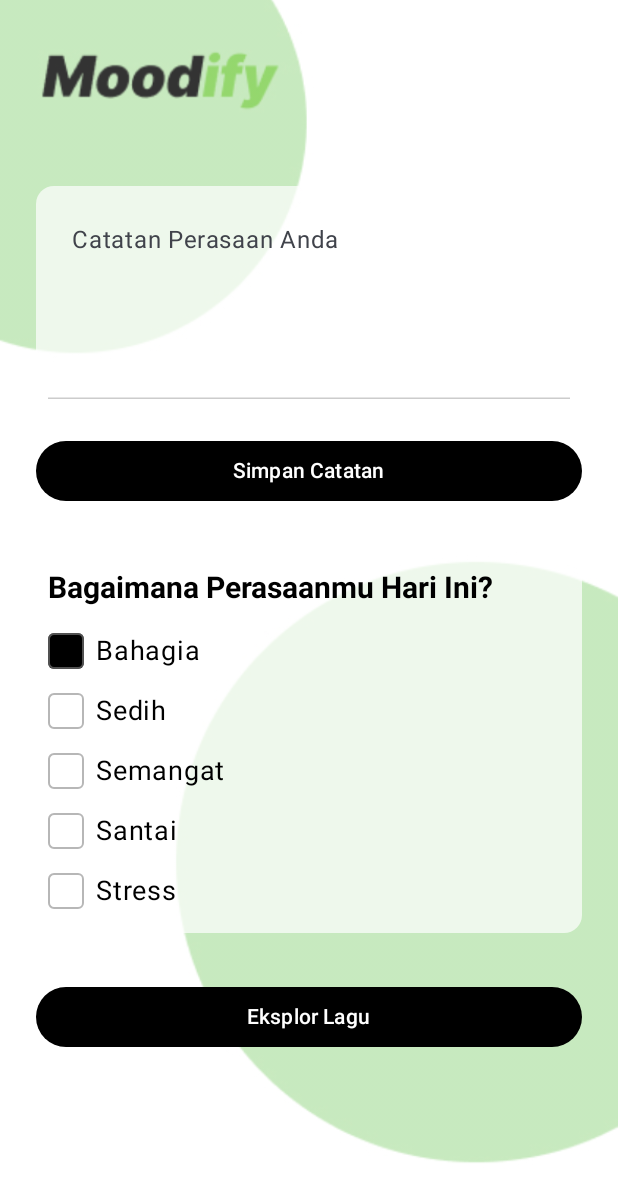
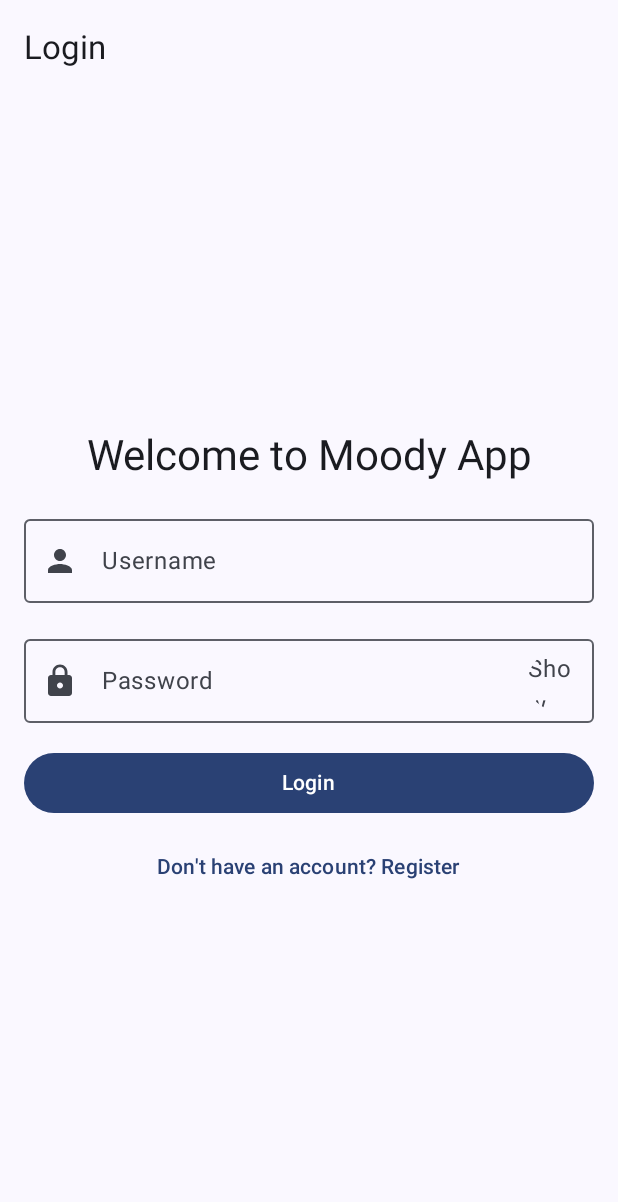
Before and after one commit to daffasamudra/Moody, an Android app built with Jetpack Compose: the screen it shows after launch (MainActivity), on a phone screen of 412 x 824 dp. Shown: the top 1202 px of the screen. Run offline under Robolectric (Android 15) with nearby library versions, the phone set to English and light mode, and no system bars.

Commit message:
Sprint 2 & 3 - Moodify App

```diff
--- /dev/null
+++ b/app/src/main/java/id/dev/moody/ui/LoginScreen.kt
@@ -0,0 +1,139 @@
+package id.dev.moody.ui
+
+import android.content.Context
+import androidx.compose.foundation.layout.*
+import androidx.compose.foundation.text.KeyboardOptions
+import androidx.compose.material.icons.Icons
+import androidx.compose.material.icons.filled.Lock
+import androidx.compose.material.icons.filled.Person
+import androidx.compose.material3.*
+import androidx.compose.runtime.*
+import androidx.compose.ui.Alignment
+import androidx.compose.ui.Modifier
+import androidx.compose.ui.platform.LocalContext
+import androidx.compose.ui.text.input.KeyboardType
+import androidx.compose.ui.text.input.PasswordVisualTransformation
+import androidx.compose.ui.text.input.VisualTransformation
+import androidx.compose.ui.unit.dp
+import androidx.navigation.NavController
+
+@OptIn(ExperimentalMaterial3Api::class)
+@Composable
+fun LoginScreen(navController: NavController) {
+    val context = LocalContext.current
+    val sharedPreferences = context.getSharedPreferences("login_preferences", Context.MODE_PRIVATE)
+
+    // State untuk input username dan password
+    var username by remember { mutableStateOf("") }
+    var password by remember { mutableStateOf("") }
+    var showPassword by remember { mutableStateOf(false) }
+    var errorMessage by remember { mutableStateOf("") }
+
+    // Periksa status login saat aplikasi dibuka
+    val isLoggedIn = sharedPreferences.getBoolean("is_logged_in", false)
+    if (isLoggedIn) {
+        // Langsung navigasi ke moodTracker jika pengguna sudah login
+        LaunchedEffect(Unit) {
+            navController.navigate("moodTracker") {
+                popUpTo("login") { inclusive = true }
+            }
+        }
+    }
+
+    // Periksa username dan password tersimpan
+    val savedUsername = sharedPreferences.getString("username", null)
+    val savedPassword = sharedPreferences.getString("password", null)
+
+    Scaffold(
+        topBar = {
+            TopAppBar(title = { Text("Login") })
+        }
+    ) { padding ->
+        Box(
+            modifier = Modifier
+                .fillMaxSize()
+                .padding(padding),
+            contentAlignment = Alignment.Center
+        ) {
+            Column(
+                modifier = Modifier
+                    .padding(16.dp)
+                    .fillMaxWidth(),
+                horizontalAlignment = Alignment.CenterHorizontally
+            ) {
+                Text(text = "Welcome to Moody App", style = MaterialTheme.typography.headlineMedium)
+                Spacer(modifier = Modifier.height(16.dp))
+
+                // Input Username
+                OutlinedTextField(
+                    value = username,
+                    onValueChange = { username = it },
+                    label = { Text("Username") },
+                    leadingIcon = {
+                        Icon(imageVector = Icons.Default.Person, contentDescription = "Username Icon")
+                    },
+                    modifier = Modifier.fillMaxWidth()
+                )
+                Spacer(modifier = Modifier.height(16.dp))
+
+                // Input Password
+                OutlinedTextField(
+                    value = password,
+                    onValueChange = { password = it },
+                    label = { Text("Password") },
+                    leadingIcon = {
+                        Icon(imageVector = Icons.Default.Lock, contentDescription = "Password Icon")
+                    },
+                    visualTransformation = if (showPassword) VisualTransformation.None else PasswordVisualTransformation(),
+                    trailingIcon = {
+                        IconButton(onClick = { showPassword = !showPassword }) {
+                            Text(if (showPassword) "Hide" else "Show")
+                        }
+                    },
+                    keyboardOptions = KeyboardOptions(keyboardType = KeyboardType.Password),
+                    modifier = Modifier.fillMaxWidth()
+                )
+                Spacer(modifier = Modifier.height(16.dp))
+
+                // Tampilkan pesan error
+                if (errorMessage.isNotEmpty()) {
+                    Text(text = errorMessage, color = MaterialTheme.colorScheme.error)
+                    Spacer(modifier = Modifier.height(8.dp))
+                }
+
+                // Tombol Login
+                Button(
+                    onClick = {
+                        if (username == savedUsername && password == savedPassword) {
+                            // Simpan status login
+                            with(sharedPreferences.edit()) {
+                                putBoolean("is_logged_in", true)
+                                apply()
+                            }
+                            navController.navigate("moodTracker") {
+                                popUpTo("login") { inclusive = true }
+                            }
+                        } else {
+                            errorMessage = "Invalid Username or Password."
+                        }
+                    },
+                    modifier = Modifier
+                        .fillMaxWidth()
+                        .padding(bottom = 8.dp)
+                ) {
+                    Text("Login")
+                }
+
+                // Tombol Register
+                TextButton(
+                    onClick = {
+                        navController.navigate("register")
+                    },
+                    modifier = Modifier.fillMaxWidth()
+                ) {
+                    Text("Don't have an account? Register")
+                }
+            }
+        }
+    }
+}
--- a/app/src/main/java/id/dev/moody/ui/SongRecommendationScreenRelax.kt
+++ b/app/src/main/java/id/dev/moody/ui/SongRecommendationScreenRelax.kt
@@ -60,7 +60,7 @@ fun SongRecommendationScreenRelax(
 
     // Fungsi untuk kembali ke lagu sebelumnya (previous)
     fun previousSong() {
-        currentSongIndex = if (currentSongIndex > 0) currentSongIndex - 1 else songs.size - 3 // Jika lagu pertama, kembali ke lagu terakhir
+        currentSongIndex = if (currentSongIndex > 0) currentSongIndex - 1 else songs.size - 1 // Jika lagu pertama, kembali ke lagu terakhir
         PlayOrPauseSongRelax(context, mediaPlayer, songs[currentSongIndex]) { isPlaying = it }
     }
 
--- a/app/src/main/java/id/dev/moody/ui/SongRecommendationScreenSad.kt
+++ b/app/src/main/java/id/dev/moody/ui/SongRecommendationScreenSad.kt
@@ -60,7 +60,7 @@ fun SongRecommendationScreenSad(
 
     // Fungsi untuk kembali ke lagu sebelumnya (previous)
     fun previousSong() {
-        currentSongIndex = if (currentSongIndex > 0) currentSongIndex - 1 else songs.size - 3 // Jika lagu pertama, kembali ke lagu terakhir
+        currentSongIndex = if (currentSongIndex > 0) currentSongIndex - 1 else songs.size - 1 // Jika lagu pertama, kembali ke lagu terakhir
         playOrPauseSongSad(context, mediaPlayer, songs[currentSongIndex]) { isPlaying = it }
     }
 
--- a/app/src/main/java/id/dev/moody/ui/SongRecommendationScreenSpirit.kt
+++ b/app/src/main/java/id/dev/moody/ui/SongRecommendationScreenSpirit.kt
@@ -60,7 +60,7 @@ fun SongRecommendationScreenSpirit(
 
     // Fungsi untuk kembali ke lagu sebelumnya (previous)
     fun previousSong() {
-        currentSongIndex = if (currentSongIndex > 0) currentSongIndex - 1 else songs.size - 3 // Jika lagu pertama, kembali ke lagu terakhir
+        currentSongIndex = if (currentSongIndex > 0) currentSongIndex - 1 else songs.size - 1 // Jika lagu pertama, kembali ke lagu terakhir
         playOrPauseSongSpirit(context, mediaPlayer, songs[currentSongIndex]) { isPlaying = it }
     }
 
--- a/app/src/main/java/id/dev/moody/ui/SongRecommendationScreenStress.kt
+++ b/app/src/main/java/id/dev/moody/ui/SongRecommendationScreenStress.kt
@@ -60,7 +60,7 @@ fun SongRecommendationScreenStress(
 
     // Fungsi untuk kembali ke lagu sebelumnya (previous)
     fun previousSong() {
-        currentSongIndex = if (currentSongIndex > 0) currentSongIndex - 1 else songs.size - 3 // Jika lagu pertama, kembali ke lagu terakhir
+        currentSongIndex = if (currentSongIndex > 0) currentSongIndex - 1 else songs.size - 1 // Jika lagu pertama, kembali ke lagu terakhir
         playOrPauseSongStress(context, mediaPlayer, songs[currentSongIndex]) { isPlaying = it }
     }
 
```
Also changed, not shown: app/src/main/java/id/dev/moody/MainActivity.kt (+108 -17 lines), app/src/main/java/id/dev/moody/ui/RegisterScreen.kt (added, +126 -0 lines), app/src/main/java/id/dev/moody/ui/SettingsScreen.kt (+53 -2 lines), app/src/main/java/id/dev/moody/ui/SongRecommendationScreen.kt (+5 -3 lines).
